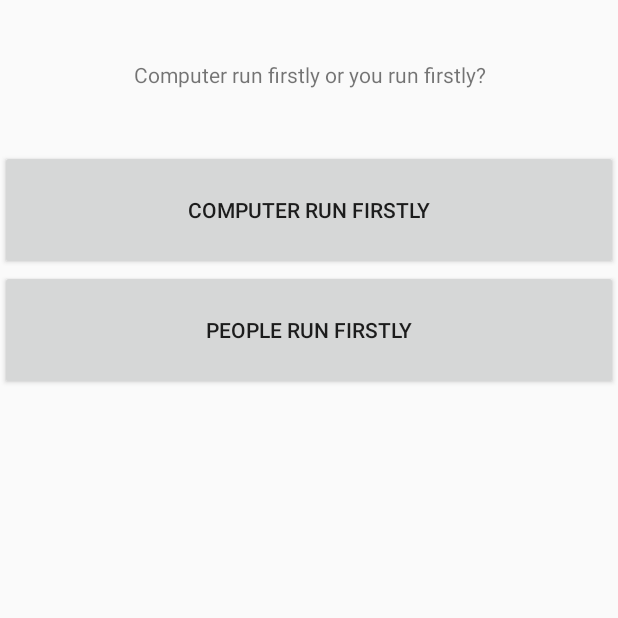
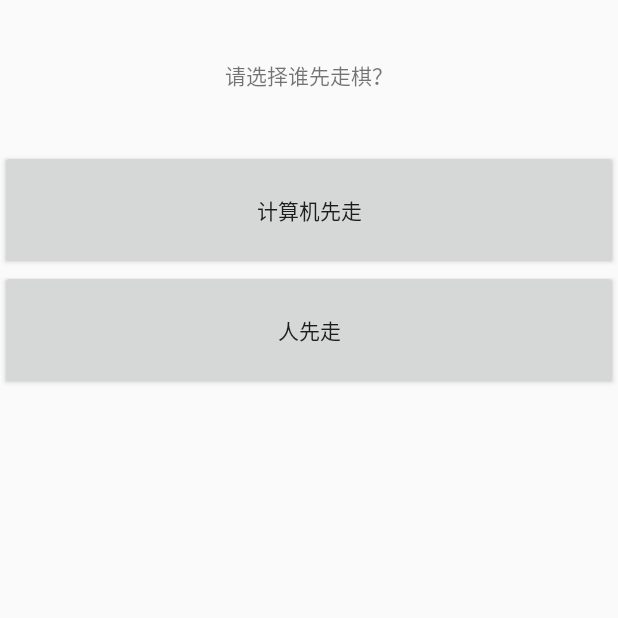
Before and after one commit to zy0016/BlackWhiteChess, an Android app: the screen it shows after launch (MainActivity), on a phone screen of 412 x 824 dp, the top half of it. Run offline under Robolectric (Android 15) with nearby library versions, the phone set to English and light mode, and no system bars.

Commit message:
support chinese language

```diff
--- a/BlackWhiteChess/MyApplication1/app/src/main/res/values/strings.xml
+++ b/BlackWhiteChess/MyApplication1/app/src/main/res/values/strings.xml
@@ -1,13 +1,24 @@
 <resources>
-    <string name="app_name">BlackWhiteChess</string>
+    <string name="app_name">黑白棋</string>
     <string name="action_settings">Settings</string>
     <string name="no_ready_settings">Sorry,not ready!</string>
-    <string name="first_run">Computer run firstly or you run firstly?</string>
-    <string name="computer_first_run">Computer run firstly</string>
-    <string name="people_first_run">People run firstly</string>
-    <string name="exit">Exit game?</string>
-    <string name="clew">Clew</string>
-    <string name="ok">OK</string>
-    <string name="cancel">Cancel</string>
-    <string name="exit_current_game">End current game?</string>
+    <string name="first_run">请选择谁先走棋？</string>
+    <string name="computer_first_run">计算机先走</string>
+    <string name="people_first_run">人先走</string>
+    <string name="exit">退出游戏?</string>
+    <string name="clew">提示</string>
+    <string name="ok">确认</string>
+    <string name="cancel">取消</string>
+    <string name="exit_current_game">退出当前对局?</string>
+    <string name="computer_run">该电脑走棋</string>
+    <string name="people_run">该你走棋</string>
+    <string name="game_over">游戏结束,</string>
+    <string name="computer_win">计算机赢了</string>
+    <string name="people_win">你赢了</string>
+    <string name="draw">平局</string>
+    <string name="white_chess_num">白旗有:</string>
+    <string name="black_chess_num">黑旗有:</string>
+    <string name="people_turn">你翻了</string>
+    <string name="computer_turn">计算机翻了</string>
+    <string name="chess">子</string>
 </resources>
```
Also changed, not shown: BlackWhiteChess/MyApplication1/app/src/main/java/com/example/zy/myapplication1/BlackWhiteAlgorithm.java (+81 -1 lines), BlackWhiteChess/MyApplication1/app/src/main/java/com/example/zy/myapplication1/GameView.java (+13 -13 lines).
